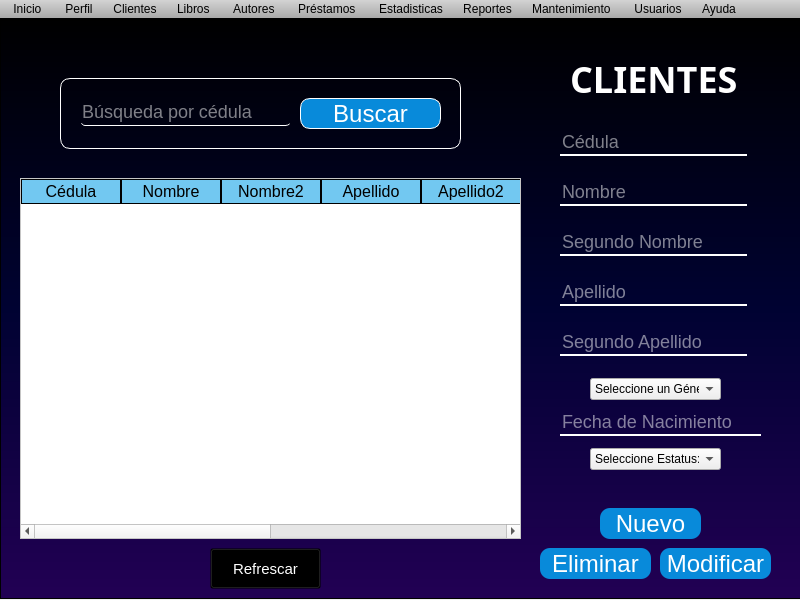
Old version of the form frames/panel.ui in the repository Alonsou29/bibliotknew.
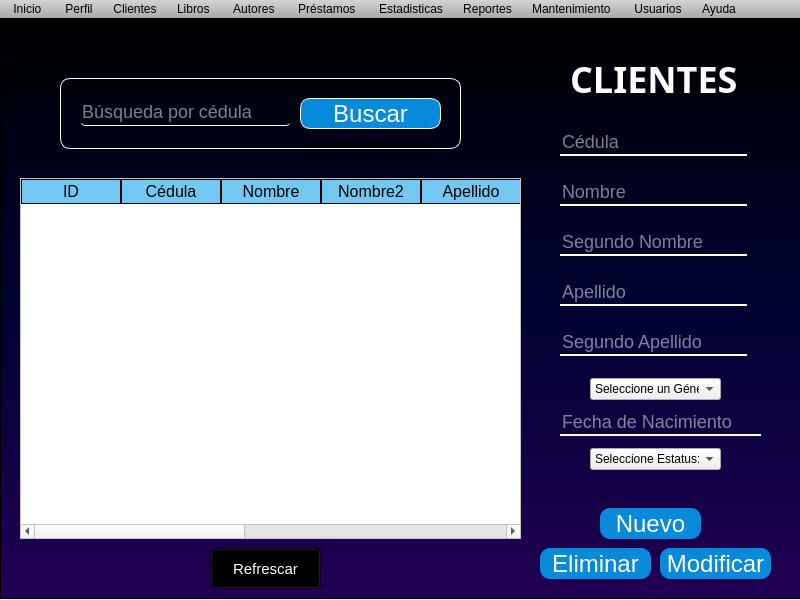
New version of the form. The open tabs and pages were chosen to show the change. Icons and pictures are not drawn.

Commit message: Funcion modificar completa y arreglo de bugs

Patch:
```diff
--- a/frames/panel.ui
+++ b/frames/panel.ui
@@ -991,6 +991,11 @@
        <property name="editTriggers">
         <set>QAbstractItemView::AnyKeyPressed|QAbstractItemView::EditKeyPressed</set>
        </property>
+       <column>
+        <property name="text">
+         <string>ID</string>
+        </property>
+       </column>
        <column>
         <property name="text">
          <string>Cédula</string>
```
Left out of the diff: 6 changed lines with no effect on the pictures. The commit also changes 2 other files.
